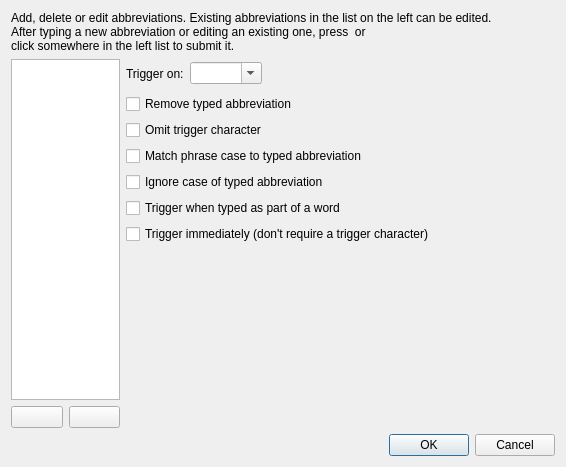
First picture: the form in lib/autokey/qtui/resources/ui/abbrsettings.ui, repository autokey/autokey, before the edit.
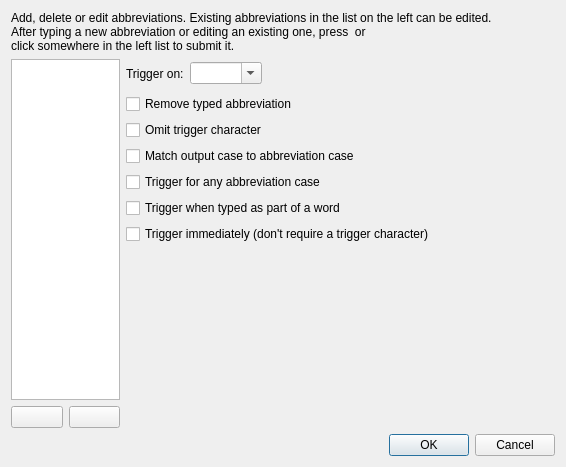
Second picture: the form after the edit. Icons and pictures are not drawn.

Commit message: Change dialog labels for ignoreCase/matchCase settings

Diff of the .ui file:
```diff
--- a/lib/autokey/qtui/resources/ui/abbrsettings.ui
+++ b/lib/autokey/qtui/resources/ui/abbrsettings.ui
@@ -65,7 +65,7 @@
    <item row="5" column="2" colspan="3">
     <widget class="QCheckBox" name="ignoreCaseCheckbox">
      <property name="text">
-      <string>Ignore case of typed abbreviation</string>
+      <string>Trigger for any abbreviation case</string>
      </property>
     </widget>
    </item>
@@ -79,7 +79,7 @@
    <item row="4" column="2" colspan="3">
     <widget class="QCheckBox" name="matchCaseCheckbox">
      <property name="text">
-      <string>Match phrase case to typed abbreviation</string>
+      <string>Match output case to abbreviation case</string>
      </property>
     </widget>
    </item>
```
The commit also changes 1 other file.
